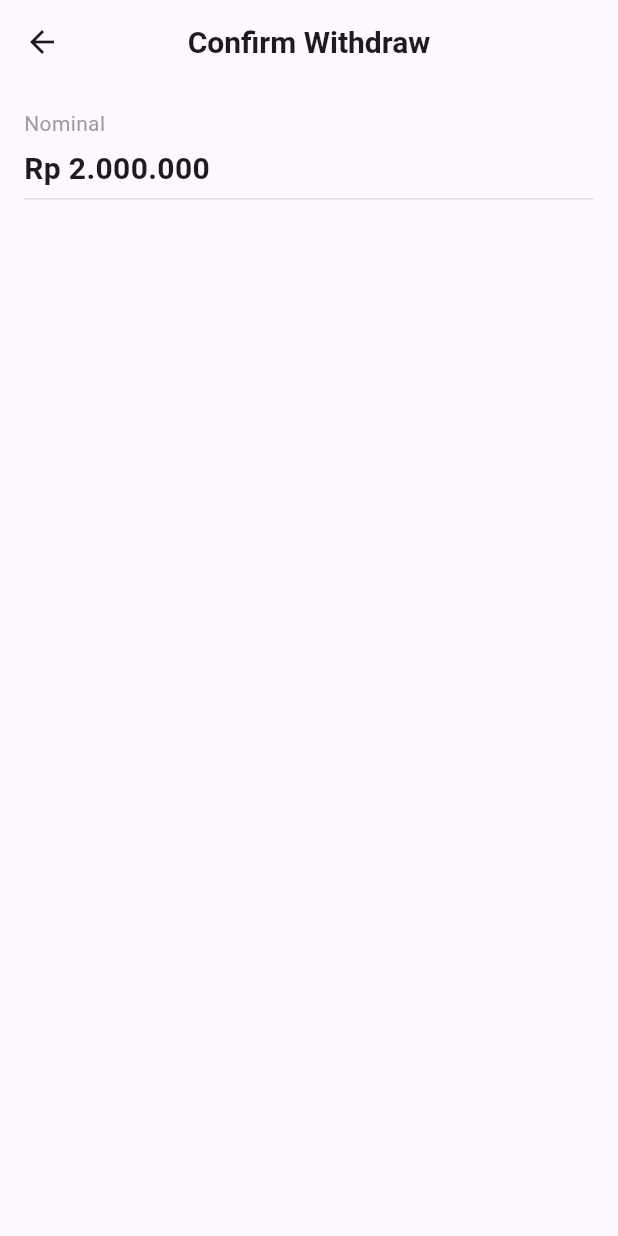
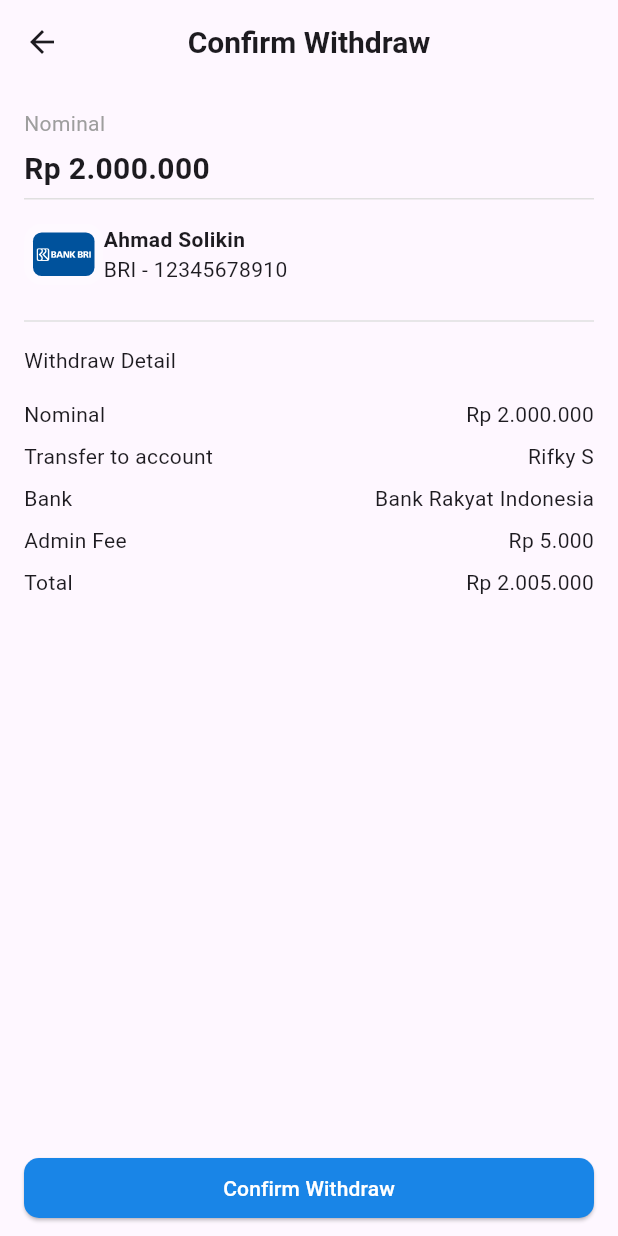
Before and after one commit to Aqsaaaa/Trading_App, a Flutter app: the ConfirmWithdrawPage screen opened directly, on a phone screen of 412 x 824 dp. Run offline on Flutter 3.47's test engine with Material 3 defaults, Android fonts, the phone set to English and light mode, and no system bars; our stand-ins replace flutter_svg, go_router.

Commit message:
syle(ui): page confirm_withdraw_page.dart

```diff
--- a/lib/modules/withdraw/confirm_withdraw_page.dart
+++ b/lib/modules/withdraw/confirm_withdraw_page.dart
@@ -1,4 +1,7 @@
 import 'package:flutter/material.dart';
+
+import '../../gen/assets.gen.dart';
+import '../../gen/colors.gen.dart';
 
 class ConfirmWithdrawPage extends StatelessWidget {
   const ConfirmWithdrawPage({super.key});
@@ -28,6 +31,9 @@ class ConfirmWithdrawPage extends StatelessWidget {
       body: Container(
         margin: const EdgeInsets.symmetric(horizontal: 16),
         child: Column(
+          mainAxisAlignment: MainAxisAlignment.spaceBetween,
+          children: [
+            Column(
               crossAxisAlignment: CrossAxisAlignment.start,
               children: [
                 SizedBox(height: 16),
@@ -53,10 +59,124 @@ class ConfirmWithdrawPage extends StatelessWidget {
                       height: 2,
                     ),
                   ),
-            )
+                ),
+                SizedBox(height: 16),
+                _bankAccount(context, false, false),
+                SizedBox(height: 16),
+                Divider(thickness: 1, color: Colors.grey.shade300),
+                SizedBox(height: 8),
+                Text('Withdraw Detail'),
+                SizedBox(height: 16),
+                Row(
+                  mainAxisAlignment: MainAxisAlignment.spaceBetween,
+                  children: [
+                    Text('Nominal'),
+                    Text('Rp 2.000.000'),
+                  ],
+                ),
+                SizedBox(height: 8),
+                Row(
+                  mainAxisAlignment: MainAxisAlignment.spaceBetween,
+                  children: [
+                    Text('Transfer to account'),
+                    Text('Rifky S'),
+                  ],
+                ),
+                SizedBox(height: 8),
+                Row(
+                  mainAxisAlignment: MainAxisAlignment.spaceBetween,
+                  children: [
+                    Text('Bank'),
+                    Text('Bank Rakyat Indonesia'),
+                  ],
+                ),
+                SizedBox(height: 8),
+                Row(
+                  mainAxisAlignment: MainAxisAlignment.spaceBetween,
+                  children: [
+                    Text('Admin Fee'),
+                    Text('Rp 5.000'),
+                  ],
+                ),
+                SizedBox(height: 8),
+                Row(
+                  mainAxisAlignment: MainAxisAlignment.spaceBetween,
+                  children: [
+                    Text('Total'),
+                    Text('Rp 2.005.000'),
+                  ],
+                ),
+              ],
+            ),
+            Container(
+              margin: EdgeInsets.only(bottom: 8),
+              width: double.infinity,
+              child: ElevatedButton(
+                style: const ButtonStyle(
+                  backgroundColor: MaterialStatePropertyAll(
+                    ColorName.blue,
+                  ),
+                  shape: MaterialStatePropertyAll(
+                    RoundedRectangleBorder(
+                      borderRadius: BorderRadius.all(
+                        Radius.circular(10),
+                      ),
+                    ),
+                  ),
+                ),
+                onPressed: () {
+                  ScaffoldMessenger.of(context).showSnackBar(
+                    const SnackBar(
+                      content: Text('Confirm Withdraw'),
+                    ),
+                  );
+                },
+                child: const Text(
+                  'Confirm Withdraw',
+                  style: TextStyle(color: ColorName.white),
+                ),
+              ),
+            ),
           ],
         ),
       ),
     );
   }
 }
+
+Widget _bankAccount(
+    BuildContext context, bool showPrependIcon, bool showAppendIcon) {
+  return Container(
+    color: Colors.transparent,
+    child: Row(
+      mainAxisAlignment: MainAxisAlignment.spaceBetween,
+      children: [
+        Row(
+          children: [
+            if (showPrependIcon == true) Icon(Icons.chevron_left),
+            Assets.icon.bri.svg(),
+            const Column(
+              crossAxisAlignment: CrossAxisAlignment.start,
+              children: [
+                Text(
+                  'Ahmad Solikin',
+                  style: TextStyle(
+                    fontSize: 14,
+                    fontWeight: FontWeight.bold,
+                  ),
+                ),
+                Text(
+                  'BRI - 12345678910',
+                  style: TextStyle(
+                    fontSize: 14,
+                  ),
+                )
+              ],
+            ),
+          ],
+        ),
+        if (showAppendIcon == true) Icon(Icons.chevron_right_rounded)
+      ],
+    ),
+  );
+}
```
Lines whose indentation alone changed are shown as unchanged.
